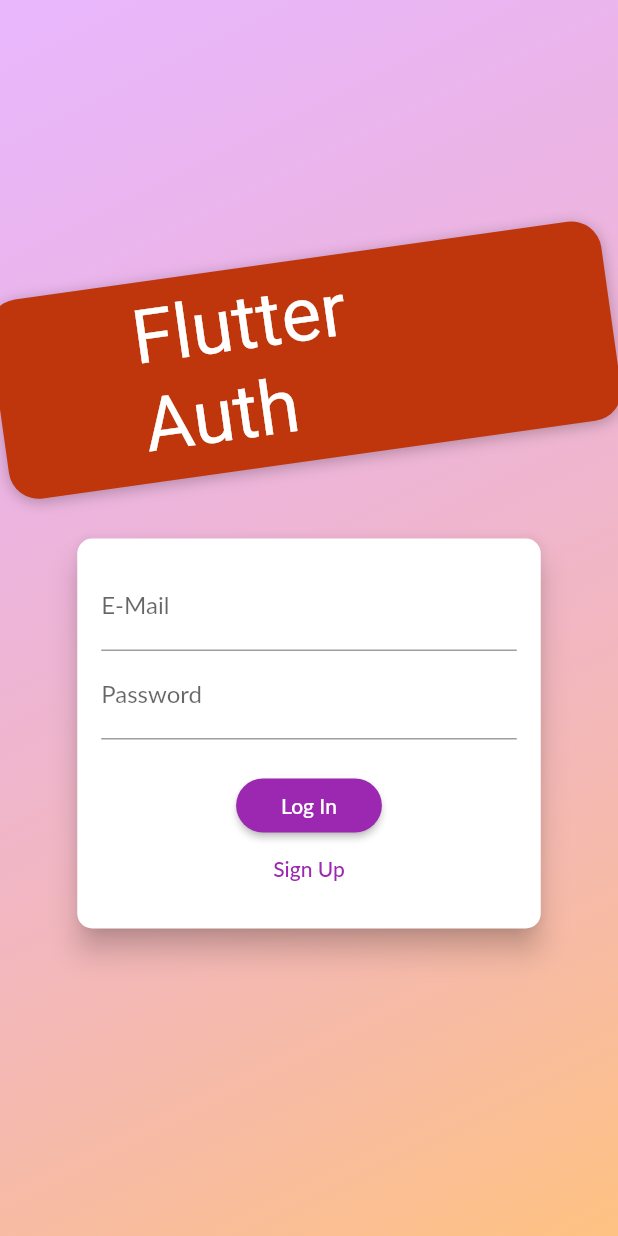
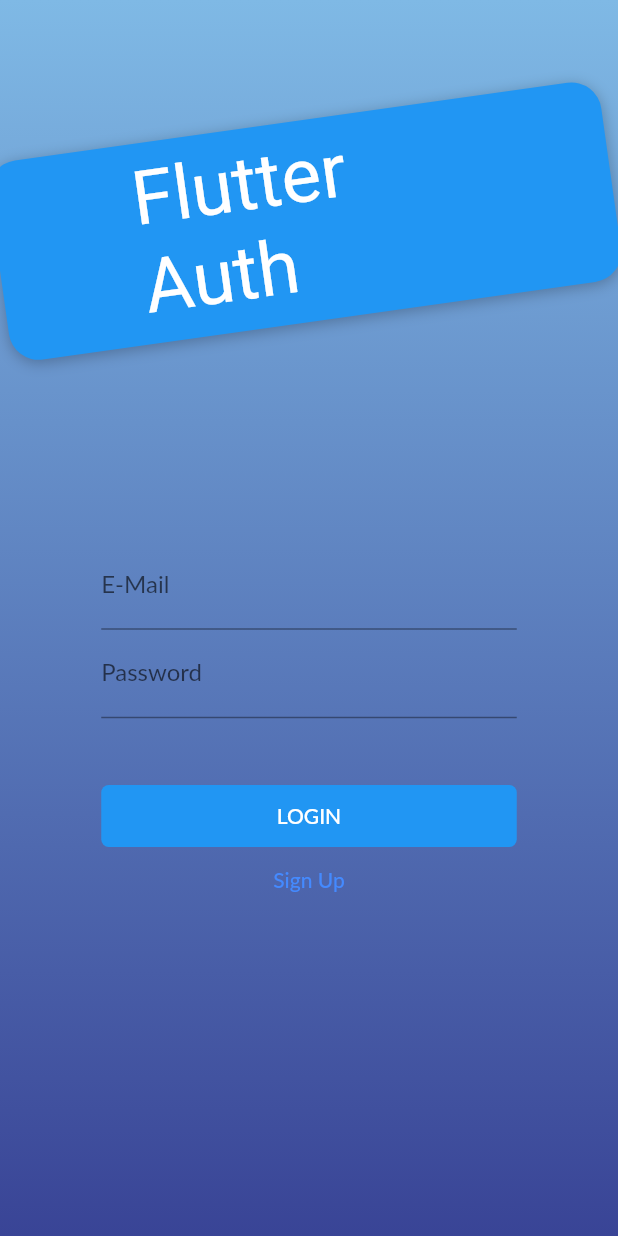
Before and after one commit to wms2537/flutter_authentication, a Flutter app: the screen it shows after launch, on a phone screen of 412 x 824 dp. Run offline on Flutter 3.47's test engine with Material 2 defaults, Android fonts, the phone set to English and light mode, and no system bars; our stand-ins replace intl_phone_number_input, shared_preferences; Roboto replaces fonts that are missing (Anton, Lato).

Commit message:
fix bugs and improve styles

```diff
--- a/lib/env.dart
+++ b/lib/env.dart
@@ -1,3 +1,3 @@
 const environment = {
-  'apiUrl': 'http://192.168.0.173'
+  'apiUrl': 'http://192.168.0.173:5000'
 } ;
--- a/lib/main.dart
+++ b/lib/main.dart
@@ -1,5 +1,6 @@
 import 'package:flutter/material.dart';
 import 'package:flutter_authentication/screens/home_screen.dart';
+import 'package:flutter_authentication/screens/signup_screen.dart';
 import 'package:provider/provider.dart';
 
 import './screens/splash_screen.dart';
@@ -32,8 +33,8 @@ class MyApp extends StatelessWidget {
         builder: (ctx, auth, _) => MaterialApp(
           title: 'Flutter Auth',
           theme: ThemeData(
-            primarySwatch: Colors.purple,
-            accentColor: Colors.deepOrange,
+            primarySwatch: Colors.blue,
+            accentColor: Colors.blueAccent,
             fontFamily: 'Lato',
           ),
           home: auth.isAuth
@@ -47,7 +48,9 @@ class MyApp extends StatelessWidget {
                           : AuthScreen(),
                 ),
           routes: {
-            HomeScreen.routeName : (ctx) => HomeScreen()
+            HomeScreen.routeName : (ctx) => HomeScreen(),
+            AuthScreen.routeName: (ctx) => AuthScreen(),
+            SignUpScreen.routeName: (ctx) => SignUpScreen()
           },
         ),
       ),
--- a/lib/providers/product.dart
+++ /dev/null
@@ -1,48 +0,0 @@
-import 'dart:convert';
-
-import 'package:flutter/foundation.dart';
-import 'package:http/http.dart' as http;
-
-class Product with ChangeNotifier {
-  final String id;
-  final String title;
-  final String description;
-  final double price;
-  final String imageUrl;
-  bool isFavorite;
-
-  Product({
-    @required this.id,
-    @required this.title,
-    @required this.description,
-    @required this.price,
-    @required this.imageUrl,
-    this.isFavorite = false,
-  });
-
-  void _setFavValue(bool newValue) {
-    isFavorite = newValue;
-    notifyListeners();
-  }
-
-  Future<void> toggleFavoriteStatus(String token, String userId) async {
-    final oldStatus = isFavorite;
-    isFavorite = !isFavorite;
-    notifyListeners();
-    final url =
-        'https://flutter-update.firebaseio.com/userFavorites/$userId/$id.json?auth=$token';
-    try {
-      final response = await http.put(
-        url,
-        body: json.encode(
-          isFavorite,
-        ),
-      );
-      if (response.statusCode >= 400) {
-        _setFavValue(oldStatus);
-      }
-    } catch (error) {
-      _setFavValue(oldStatus);
-    }
-  }
-}
--- a/lib/providers/products.dart
+++ b/lib/providers/products.dart
@@ -4,10 +4,8 @@ import 'package:flutter/material.dart';
 import 'package:http/http.dart' as http;
 
 import '../models/http_exception.dart';
-import './product.dart';
 
 class Products with ChangeNotifier {
-  List<Product> _items = [];
   // var _showFavoritesOnly = false;
   String _authToken;
   String _userId;
--- a/lib/screens/auth_screen.dart
+++ b/lib/screens/auth_screen.dart
@@ -24,11 +24,11 @@ class AuthScreen extends StatelessWidget {
             decoration: BoxDecoration(
               gradient: LinearGradient(
                 colors: [
-                  Color.fromRGBO(215, 117, 255, 1).withOpacity(0.5),
-                  Color.fromRGBO(255, 188, 117, 1).withOpacity(0.9),
+                  const Color(0xff7fb9e5),
+                  const Color(0xff394496),
                 ],
-                begin: Alignment.topLeft,
-                end: Alignment.bottomRight,
+                begin: Alignment.topCenter,
+                end: Alignment.bottomCenter,
                 stops: [0, 1],
               ),
             ),
@@ -51,7 +51,7 @@ class AuthScreen extends StatelessWidget {
                       // ..translate(-10.0),
                       decoration: BoxDecoration(
                         borderRadius: BorderRadius.circular(20),
-                        color: Colors.deepOrange.shade900,
+                        color: Colors.blue,
                         boxShadow: [
                           BoxShadow(
                             blurRadius: 8,
@@ -72,8 +72,9 @@ class AuthScreen extends StatelessWidget {
                       ),
                     ),
                   ),
+                  SizedBox(height: deviceSize.height*0.1),
                   Flexible(
-                    flex: deviceSize.width > 600 ? 2 : 1,
+                    flex: 1,
                     child: AuthCard(),
                   ),
                 ],
@@ -137,7 +138,7 @@ class _AuthCardState extends State<AuthCard> {
         _authData['password'],
       );
     } on HttpException catch (error) {
-      const errorMessage = 'Authentication failed';
+      final errorMessage = error.message;
       _showErrorDialog(errorMessage);
     } catch (error) {
       const errorMessage =
@@ -153,15 +154,9 @@ class _AuthCardState extends State<AuthCard> {
   @override
   Widget build(BuildContext context) {
     final deviceSize = MediaQuery.of(context).size;
-    return Card(
-      shape: RoundedRectangleBorder(
-        borderRadius: BorderRadius.circular(10.0),
-      ),
-      elevation: 8.0,
-      child: Container(
-        height: 260,
-        constraints:
-            BoxConstraints(minHeight: 260),
+    return Container(
+        height: deviceSize.height*0.5,
+        constraints: BoxConstraints(minHeight: deviceSize.height*0.5),
         width: deviceSize.width * 0.75,
         padding: EdgeInsets.all(16.0),
         child: Form(
@@ -187,35 +182,39 @@ class _AuthCardState extends State<AuthCard> {
                   },
                 ),
                 SizedBox(
-                  height: 20,
+                  height: deviceSize.height*0.05,
                 ),
                 if (_isLoading)
                   CircularProgressIndicator()
                 else
-                  RaisedButton(
-                    child: const Text('Log In'),
-                    onPressed: _submit,
-                    shape: RoundedRectangleBorder(
-                      borderRadius: BorderRadius.circular(30),
+                  ButtonTheme(
+                    minWidth: deviceSize.width * 0.75,
+                    height: deviceSize.height*0.05,
+                    child: FlatButton(
+                      child: Text('LOGIN'),
+                      onPressed: _submit,
+                      shape: RoundedRectangleBorder(
+                        borderRadius: BorderRadius.circular(5),
+                      ),
+                      padding:
+                          EdgeInsets.symmetric(horizontal: 30.0, vertical: 10.0),
+                      color: Theme.of(context).primaryColor,
+                      textColor:
+                          Theme.of(context).primaryTextTheme.button.color,
                     ),
-                    padding:
-                        EdgeInsets.symmetric(horizontal: 30.0, vertical: 8.0),
-                    color: Theme.of(context).primaryColor,
-                    textColor: Theme.of(context).primaryTextTheme.button.color,
                   ),
                 FlatButton(
                   child: Text('Sign Up'),
                   onPressed: () =>
                       Navigator.of(context).pushNamed(SignUpScreen.routeName),
-                  padding: EdgeInsets.symmetric(horizontal: 30.0, vertical: 4),
+                  padding: EdgeInsets.symmetric(horizontal: 30.0, vertical: 10),
                   materialTapTargetSize: MaterialTapTargetSize.shrinkWrap,
-                  textColor: Theme.of(context).primaryColor,
+                  textColor: Theme.of(context).accentColor,
                 ),
               ],
             ),
           ),
         ),
-      ),
-    );
+      );
   }
 }
```
Also changed, not shown: lib/providers/auth.dart (+16 -6 lines), lib/screens/signup_screen.dart (+42 -25 lines), lib/utils/validators.dart (+17 -0 lines), lib/widgets/app_drawer.dart (+10 -0 lines).
